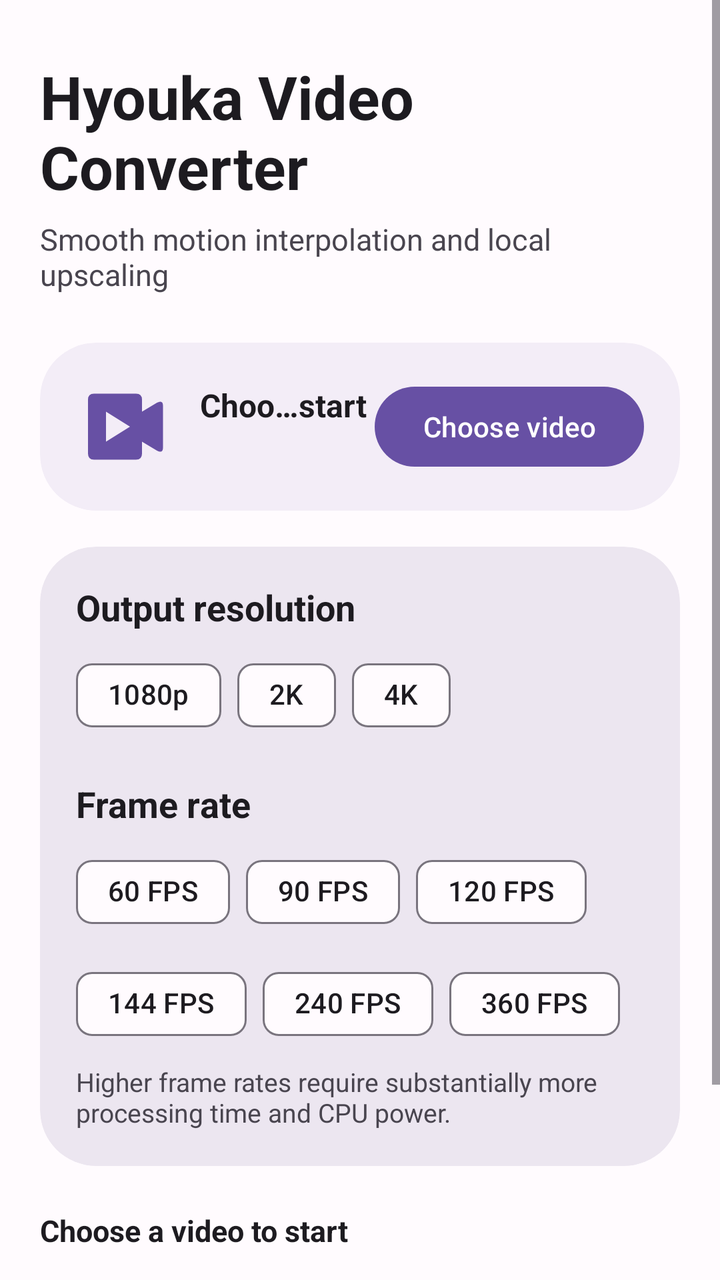
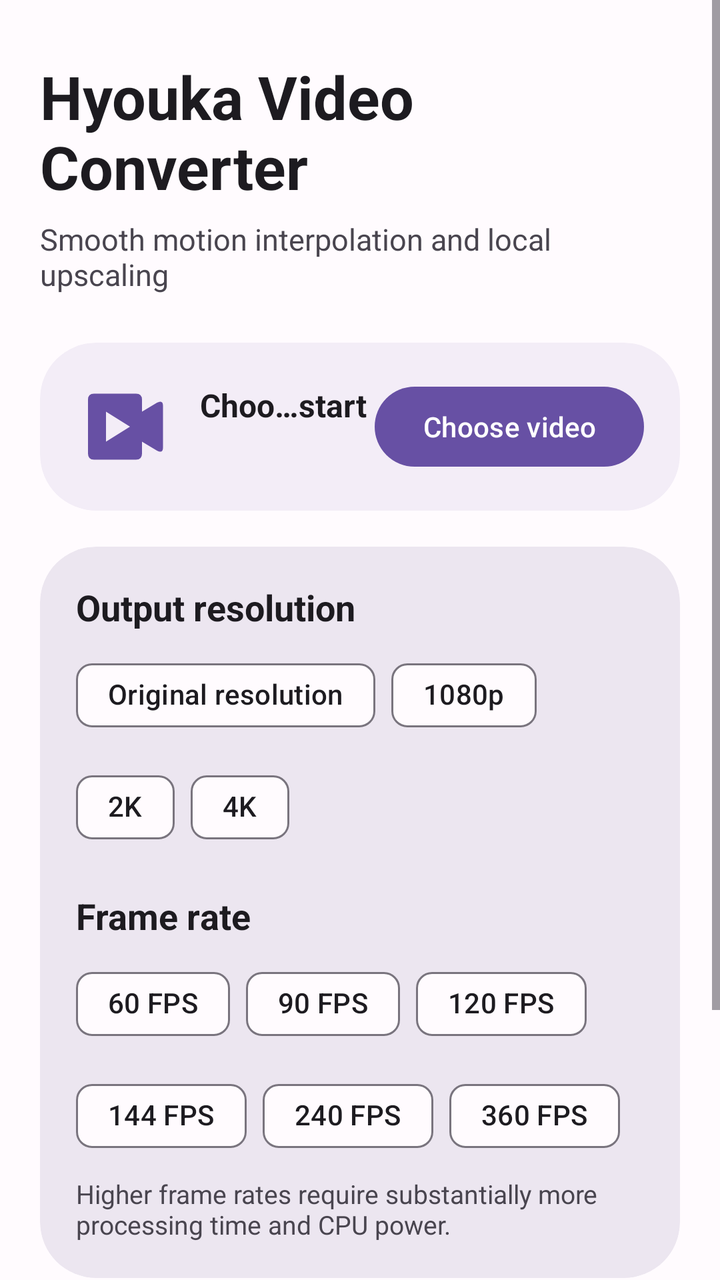

Compare the two renders of this Android layout. The source of the first and the diff that turns it into the second are given below.
<!-- AndroidManifest.xml: application theme Theme.HyoukaVideo60FPS4K -->
<!-- res/layout/activity_main.xml -->
<?xml version="1.0" encoding="utf-8"?>
<ScrollView xmlns:android="http://schemas.android.com/apk/res/android"
    xmlns:app="http://schemas.android.com/apk/res-auto"
    android:layout_width="match_parent"
    android:layout_height="match_parent"
    android:background="?attr/colorSurface"
    android:fillViewport="true">

    <LinearLayout
        android:layout_width="match_parent"
        android:layout_height="wrap_content"
        android:orientation="vertical"
        android:paddingStart="20dp"
        android:paddingTop="28dp"
        android:paddingEnd="20dp"
        android:paddingBottom="32dp">

        <TextView
            android:layout_width="wrap_content"
            android:layout_height="wrap_content"
            android:text="@string/app_name"
            android:textColor="?attr/colorOnSurface"
            android:textSize="30sp"
            android:textStyle="bold" />

        <TextView
            android:layout_width="wrap_content"
            android:layout_height="wrap_content"
            android:layout_marginTop="6dp"
            android:text="@string/subtitle"
            android:textColor="?attr/colorOnSurfaceVariant"
            android:textSize="15sp" />

        <com.google.android.material.card.MaterialCardView
            android:layout_width="match_parent"
            android:layout_height="wrap_content"
            android:layout_marginTop="24dp"
            app:cardBackgroundColor="?attr/colorSurfaceContainer"
            app:cardCornerRadius="28dp"
            app:strokeWidth="0dp">

            <LinearLayout
                android:layout_width="match_parent"
                android:layout_height="wrap_content"
                android:gravity="center_vertical"
                android:orientation="horizontal"
                android:padding="18dp">

                <ImageView
                    android:layout_width="48dp"
                    android:layout_height="48dp"
                    android:contentDescription="@null"
                    android:src="@drawable/ic_video"
                    app:tint="?attr/colorPrimary" />

                <LinearLayout
                    android:layout_width="0dp"
                    android:layout_height="wrap_content"
                    android:layout_marginStart="14dp"
                    android:layout_weight="1"
                    android:orientation="vertical">

                    <TextView
                        android:id="@+id/sourceName"
                        android:layout_width="match_parent"
                        android:layout_height="wrap_content"
                        android:ellipsize="middle"
                        android:maxLines="1"
                        android:text="@string/status_idle"
                        android:textColor="?attr/colorOnSurface"
                        android:textSize="16sp"
                        android:textStyle="bold" />

                    <TextView
                        android:id="@+id/sourceInfo"
                        android:layout_width="match_parent"
                        android:layout_height="wrap_content"
                        android:layout_marginTop="4dp"
                        android:textColor="?attr/colorOnSurfaceVariant"
                        android:textSize="13sp" />
                </LinearLayout>

                <com.google.android.material.button.MaterialButton
                    android:id="@+id/chooseButton"
                    android:layout_width="wrap_content"
                    android:layout_height="wrap_content"
                    android:text="@string/choose_video" />
            </LinearLayout>
        </com.google.android.material.card.MaterialCardView>

        <com.google.android.material.card.MaterialCardView
            android:layout_width="match_parent"
            android:layout_height="wrap_content"
            android:layout_marginTop="18dp"
            app:cardBackgroundColor="?attr/colorSurfaceContainerHigh"
            app:cardCornerRadius="28dp"
            app:strokeWidth="0dp">

            <LinearLayout
                android:layout_width="match_parent"
                android:layout_height="wrap_content"
                android:orientation="vertical"
                android:padding="18dp">

                <TextView
                    android:layout_width="wrap_content"
                    android:layout_height="wrap_content"
                    android:text="@string/output_resolution"
                    android:textColor="?attr/colorOnSurface"
                    android:textSize="18sp"
                    android:textStyle="bold" />

                <com.google.android.material.chip.ChipGroup
                    android:id="@+id/resolutionGroup"
                    android:layout_width="match_parent"
                    android:layout_height="wrap_content"
                    android:layout_marginTop="8dp"
                    app:selectionRequired="true"
                    app:singleSelection="true">

                    <com.google.android.material.chip.Chip
                        android:id="@+id/resolution1080p"
                        android:layout_width="wrap_content"
                        android:layout_height="wrap_content"
                        android:checkable="true"
                        android:text="1080p" />

                    <com.google.android.material.chip.Chip
                        android:id="@+id/resolution2k"
                        android:layout_width="wrap_content"
                        android:layout_height="wrap_content"
                        android:checkable="true"
                        android:text="2K" />

                    <com.google.android.material.chip.Chip
                        android:id="@+id/resolution4k"
                        android:layout_width="wrap_content"
                        android:layout_height="wrap_content"
                        android:checkable="true"
                        android:text="4K" />
                </com.google.android.material.chip.ChipGroup>

                <TextView
                    android:layout_width="wrap_content"
                    android:layout_height="wrap_content"
                    android:layout_marginTop="18dp"
                    android:text="@string/frame_rate"
                    android:textColor="?attr/colorOnSurface"
                    android:textSize="18sp"
                    android:textStyle="bold" />

                <com.google.android.material.chip.ChipGroup
                    android:id="@+id/fpsGroup"
                    android:layout_width="match_parent"
                    android:layout_height="wrap_content"
                    android:layout_marginTop="8dp"
                    app:selectionRequired="true"
                    app:singleSelection="true">

                    <com.google.android.material.chip.Chip
                        android:id="@+id/fps60"
                        android:layout_width="wrap_content"
                        android:layout_height="wrap_content"
                        android:checkable="true"
                        android:text="60 FPS" />

                    <com.google.android.material.chip.Chip
                        android:id="@+id/fps90"
                        android:layout_width="wrap_content"
                        android:layout_height="wrap_content"
                        android:checkable="true"
                        android:text="90 FPS" />

                    <com.google.android.material.chip.Chip
                        android:id="@+id/fps120"
                        android:layout_width="wrap_content"
                        android:layout_height="wrap_content"
                        android:checkable="true"
                        android:text="120 FPS" />

                    <com.google.android.material.chip.Chip
                        android:id="@+id/fps144"
                        android:layout_width="wrap_content"
                        android:layout_height="wrap_content"
                        android:checkable="true"
                        android:text="144 FPS" />

                    <com.google.android.material.chip.Chip
                        android:id="@+id/fps240"
                        android:layout_width="wrap_content"
                        android:layout_height="wrap_content"
                        android:checkable="true"
                        android:text="240 FPS" />

                    <com.google.android.material.chip.Chip
                        android:id="@+id/fps360"
                        android:layout_width="wrap_content"
                        android:layout_height="wrap_content"
                        android:checkable="true"
                        android:text="360 FPS" />
                </com.google.android.material.chip.ChipGroup>

                <TextView
                    android:layout_width="match_parent"
                    android:layout_height="wrap_content"
                    android:layout_marginTop="6dp"
                    android:text="@string/performance_note"
                    android:textColor="?attr/colorOnSurfaceVariant"
                    android:textSize="13sp" />
            </LinearLayout>
        </com.google.android.material.card.MaterialCardView>

        <TextView
            android:id="@+id/statusText"
            android:layout_width="match_parent"
            android:layout_height="wrap_content"
            android:layout_marginTop="22dp"
            android:text="@string/status_idle"
            android:textColor="?attr/colorOnSurface"
            android:textSize="15sp"
            android:textStyle="bold" />

        <ProgressBar
            android:id="@+id/progressBar"
            style="?android:attr/progressBarStyleHorizontal"
            android:layout_width="match_parent"
            android:layout_height="8dp"
            android:layout_marginTop="12dp"
            android:indeterminate="true" />

        <com.google.android.material.button.MaterialButton
            android:id="@+id/convertButton"
            android:layout_width="match_parent"
            android:layout_height="58dp"
            android:layout_marginTop="20dp"
            android:enabled="false"
            android:text="@string/convert" />

        <com.google.android.material.card.MaterialCardView
            android:id="@+id/resultCard"
            android:layout_width="match_parent"
            android:layout_height="wrap_content"
            android:layout_marginTop="20dp"
            android:visibility="gone"
            app:cardBackgroundColor="?attr/colorPrimaryContainer"
            app:cardCornerRadius="28dp"
            app:strokeWidth="0dp">

            <LinearLayout
                android:layout_width="match_parent"
                android:layout_height="wrap_content"
                android:orientation="vertical"
                android:padding="18dp">

                <TextView
                    android:layout_width="wrap_content"
                    android:layout_height="wrap_content"
                    android:text="@string/result_info"
                    android:textColor="?attr/colorOnPrimaryContainer"
                    android:textSize="18sp"
                    android:textStyle="bold" />

                <TextView
                    android:id="@+id/resultInfo"
                    android:layout_width="match_parent"
                    android:layout_height="wrap_content"
                    android:layout_marginTop="8dp"
                    android:textColor="?attr/colorOnPrimaryContainer"
                    android:textSize="14sp" />

                <com.google.android.material.button.MaterialButton
                    android:id="@+id/shareButton"
                    style="@style/Widget.Material3.Button.TextButton"
                    android:layout_width="match_parent"
                    android:layout_height="52dp"
                    android:layout_marginTop="10dp"
                    android:text="@string/share" />
            </LinearLayout>
        </com.google.android.material.card.MaterialCardView>
    </LinearLayout>
</ScrollView>
<!-- resources referenced by this layout -->
<resources>
  <!-- drawable ic_video (drawable) -->
  <vector xmlns:android="http://schemas.android.com/apk/res/android"
      android:width="32dp"
      android:height="32dp"
      android:viewportWidth="32"
      android:viewportHeight="32">
      <path
          android:fillColor="@color/seed_primary"
          android:pathData="M6,5 L20,5 Q22,5 22,7 L22,11 L27,8 Q29,7 29,9 L29,23 Q29,25 27,24 L22,21 L22,25 Q22,27 20,27 L6,27 Q4,27 4,25 L4,7 Q4,5 6,5 Z M10,11 L10,21 L18,16 Z" />
  </vector>
  <string name="app_name">Hyouka Video Converter</string>
  <string name="choose_video">Choose video</string>
  <string name="convert">Convert video</string>
  <string name="frame_rate">Frame rate</string>
  <string name="output_resolution">Output resolution</string>
  <string name="performance_note">Higher frame rates require substantially more processing time and CPU power.</string>
  <string name="result_info">Result ready</string>
  <string name="share">Share result</string>
  <string name="status_idle">Choose a video to start</string>
  <string name="subtitle">Smooth motion interpolation and local upscaling</string>
  <style name="Theme.HyoukaVideo60FPS4K" parent="Theme.Material3.DayNight.NoActionBar">
          <item name="android:windowBackground">@color/seed_surface</item>
          <item name="android:navigationBarColor">@color/seed_surface</item>
          <item name="android:statusBarColor">@color/seed_surface</item>
          <item name="colorPrimary">@color/seed_primary</item>
          <item name="colorOnPrimary">@color/seed_on_primary</item>
          <item name="colorSecondary">@color/seed_secondary</item>
          <item name="colorSurface">@color/seed_surface</item>
      </style>
  <color name="seed_primary">#6750A4</color>
  <color name="seed_surface">#FFFBFE</color>
  <color name="seed_on_primary">#FFFFFF</color>
  <color name="seed_secondary">#625B71</color>
</resources>

<!-- the commit's change to res/layout/activity_main.xml (unified diff, before → after) -->
@@ -119,6 +119,13 @@
                     app:singleSelection="true">
 
                     <com.google.android.material.chip.Chip
+                        android:id="@+id/resolutionOriginal"
+                        android:layout_width="wrap_content"
+                        android:layout_height="wrap_content"
+                        android:checkable="true"
+                        android:text="@string/original_resolution" />
+
+                    <com.google.android.material.chip.Chip
                         android:id="@+id/resolution1080p"
                         android:layout_width="wrap_content"
                         android:layout_height="wrap_content"
<!-- resource entries referenced after the edit -->
@@ -14,6 +14,7 @@
   <string name="choose_video">Choose video</string>
   <string name="convert">Convert video</string>
   <string name="frame_rate">Frame rate</string>
+  <string name="original_resolution">Original resolution</string>
   <string name="output_resolution">Output resolution</string>
   <string name="performance_note">Higher frame rates require substantially more processing time and CPU power.</string>
   <string name="result_info">Result ready</string>
